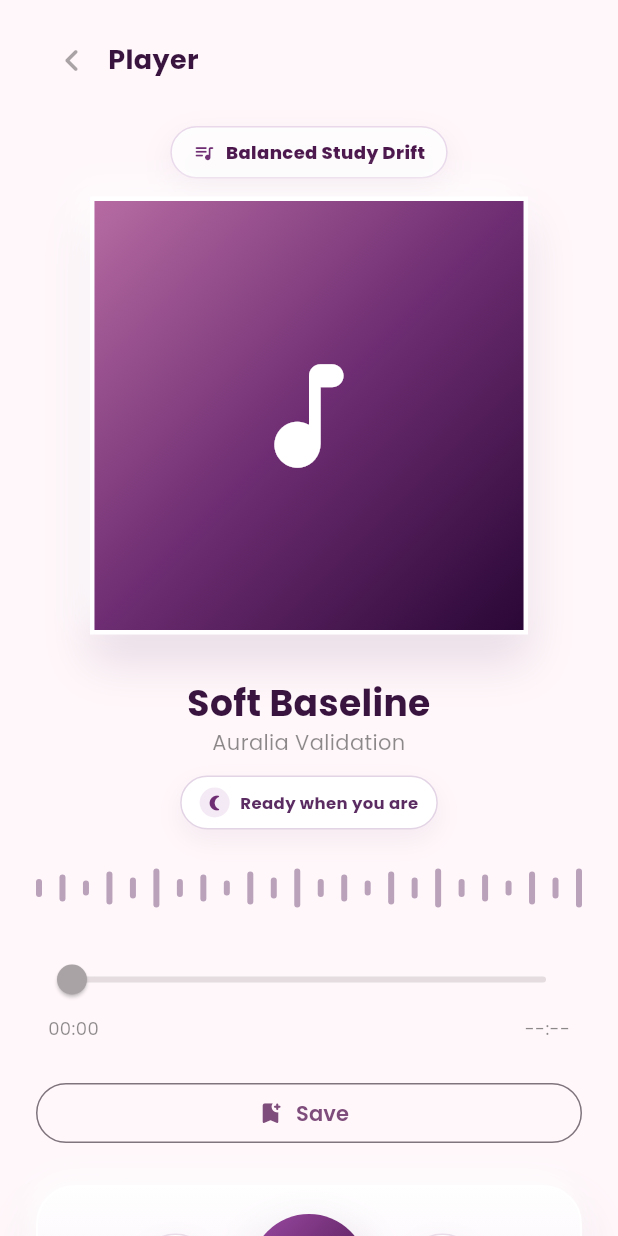
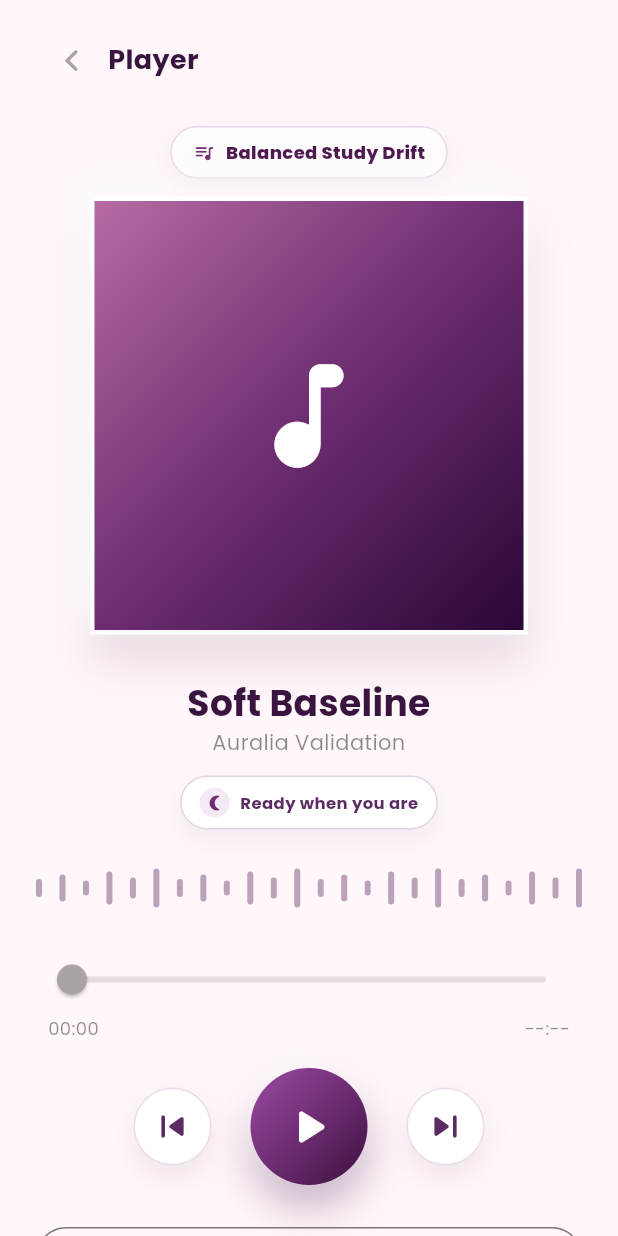
Before and after one commit to afieqahz/AURALIA, a Flutter app: the MusicPlayerScreen widget shown alone on an empty page, opened directly, on a phone screen of 412 x 824 dp. Run offline on Flutter 3.47's test engine with Material 3 defaults, Android fonts, the phone set to English and light mode, and no system bars; our stand-ins replace flutter_local_notifications, google_fonts, just_audio, shared_preferences, timezone; missing offline and left inert: spotify_sdk; accounts and stored records are empty.

Commit message:
player button edit

```diff
--- a/lib/features/music_player/screens/music_player_screen.dart
+++ b/lib/features/music_player/screens/music_player_screen.dart
@@ -224,6 +224,16 @@ class _MusicPlayerScreenState extends State<MusicPlayerScreen>
             )
           else
             _PreviewProgressBar(audioPlayer: _audioPlayer),
+          const SizedBox(height: 18),
+          _PlayerControlDeck(
+            isPlaying: _isPlaying,
+            isConnecting: _isConnectingSpotify,
+            onPrevious: _playPrevious,
+            onToggle: _isConnectingSpotify
+                ? null
+                : () => _togglePlayback(activeTrack),
+            onNext: _playNext,
+          ),
           const SizedBox(height: 24),
           Row(
             children: [
@@ -267,16 +277,6 @@ class _MusicPlayerScreenState extends State<MusicPlayerScreen>
                 ),
               ),
             ],
-          ),
-          const SizedBox(height: 24),
-          _PlayerControlDeck(
-            isPlaying: _isPlaying,
-            isConnecting: _isConnectingSpotify,
-            onPrevious: _playPrevious,
-            onToggle: _isConnectingSpotify
-                ? null
-                : () => _togglePlayback(activeTrack),
-            onNext: _playNext,
           ),
           const SizedBox(height: 28),
           Align(
@@ -1403,30 +1403,7 @@ class _PlayerControlDeck extends StatelessWidget {
 
   @override
   Widget build(BuildContext context) {
-    return Container(
-      padding: const EdgeInsets.symmetric(horizontal: 18, vertical: 18),
-      decoration: BoxDecoration(
-        gradient: const LinearGradient(
-          colors: [Color(0xFFFFFFFF), Color(0xFFF9EFF8)],
-          begin: Alignment.topCenter,
-          end: Alignment.bottomCenter,
-        ),
-        borderRadius: BorderRadius.circular(26),
-        border: Border.all(color: Colors.white, width: 1.4),
-        boxShadow: [
-          BoxShadow(
-            color: const Color(0xFF4A154B).withValues(alpha: 0.12),
-            blurRadius: 28,
-            offset: const Offset(0, 16),
-          ),
-          BoxShadow(
-            color: Colors.white.withValues(alpha: 0.95),
-            blurRadius: 16,
-            offset: const Offset(-4, -6),
-          ),
-        ],
-      ),
-      child: Row(
+    return Row(
       mainAxisAlignment: MainAxisAlignment.center,
       children: [
         _RoundControlButton(
@@ -1434,7 +1411,7 @@ class _PlayerControlDeck extends StatelessWidget {
           onTap: onPrevious,
           size: 52,
         ),
-          const SizedBox(width: 24),
+        const SizedBox(width: 26),
         Container(
           width: 78,
           height: 78,
@@ -1475,14 +1452,13 @@ class _PlayerControlDeck extends StatelessWidget {
             onPressed: onToggle,
           ),
         ),
-          const SizedBox(width: 24),
+        const SizedBox(width: 26),
         _RoundControlButton(
           icon: Icons.skip_next_rounded,
           onTap: onNext,
           size: 52,
         ),
       ],
-      ),
     );
   }
 }
```
Lines whose indentation alone changed are shown as unchanged.
